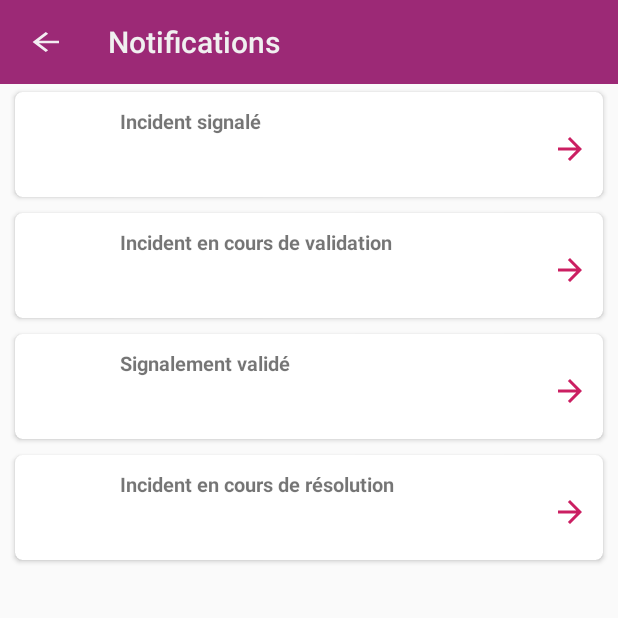
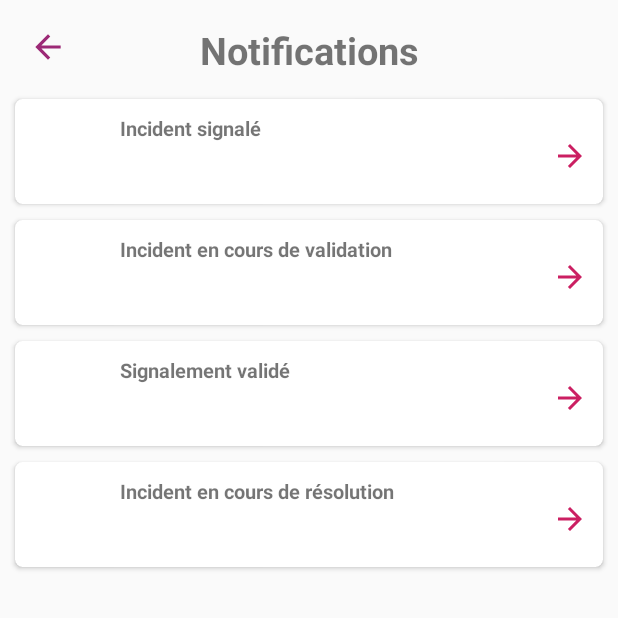
Before and after one commit to Serrulien/campus-incidents, an Android app: the NotificationActivity screen opened directly, with no data from a screen before it, on a phone screen of 412 x 824 dp, the top half of it. Run offline under Robolectric (Android 15) with nearby library versions, the phone set to English and light mode, and no system bars.

Commit message:
Feature : Update notifications view

```diff
--- a/campusincident/app/src/main/java/fil/eservices/campusincident/presentation/DetailsActivity.java
+++ b/campusincident/app/src/main/java/fil/eservices/campusincident/presentation/DetailsActivity.java
@@ -13,7 +13,7 @@ public class DetailsActivity extends AppCompatActivity {
     @Override
     protected void onCreate(Bundle savedInstanceState) {
         super.onCreate(savedInstanceState);
-        setContentView(R.layout.activity_detail_incident);
+        setContentView(R.layout.activity_details);
         backButton();
 
     }
--- a/campusincident/app/src/main/java/fil/eservices/campusincident/presentation/NotificationActivity.java
+++ b/campusincident/app/src/main/java/fil/eservices/campusincident/presentation/NotificationActivity.java
@@ -2,6 +2,8 @@ package fil.eservices.campusincident.presentation;
 
 import android.os.Bundle;
 import android.view.View;
+import android.widget.Button;
+import android.widget.ImageButton;
 
 import androidx.annotation.Nullable;
 import androidx.appcompat.app.AppCompatActivity;
@@ -11,11 +13,15 @@ import androidx.recyclerview.widget.RecyclerView;
 import fil.eservices.campusincident.R;
 
 public class NotificationActivity extends AppCompatActivity {
+
+    private ImageButton backButton;
+
     @Override
     protected void onCreate(@Nullable Bundle savedInstanceState) {
         super.onCreate(savedInstanceState);
-        setContentView(R.layout.activity_notifications);
+        setContentView(R.layout.activity_notification);
         setupRecyclerView();
+        backButton();
     }
 
     private void setupRecyclerView(){
@@ -23,16 +29,16 @@ public class NotificationActivity extends AppCompatActivity {
         rv.setLayoutManager(new LinearLayoutManager(this));
         rv.setAdapter(new RecyclerNotifAdapter());
 
-        Toolbar mToolbar = (Toolbar) findViewById(R.id.notif_toolbar);
-        mToolbar.setTitle(getString(R.string.notifications));
-        mToolbar.setNavigationIcon(R.drawable.back_arrow);
+    }
 
-        mToolbar.setNavigationOnClickListener(new View.OnClickListener() {
+
+    private void backButton(){
+        backButton = findViewById(R.id.button_back_notifs_incident);
+        backButton.setOnClickListener(new View.OnClickListener() {
             @Override
             public void onClick(View view) {
                 finish();
             }
         });
-
     }
 }
--- /dev/null
+++ b/campusincident/app/src/main/res/drawable/incident_picker.xml
@@ -0,0 +1,5 @@
+<vector android:height="24dp" android:tint="#CB1F62"
+    android:viewportHeight="24.0" android:viewportWidth="24.0"
+    android:width="24dp" xmlns:android="http://schemas.android.com/apk/res/android">
+    <path android:fillColor="#FF000000" android:pathData="M18,8c0,-3.31 -2.69,-6 -6,-6S6,4.69 6,8c0,4.5 6,11 6,11s6,-6.5 6,-11zM10,8c0,-1.1 0.9,-2 2,-2s2,0.9 2,2 -0.89,2 -2,2c-1.1,0 -2,-0.9 -2,-2zM5,20v2h14v-2L5,20z"/>
+</vector>
--- a/campusincident/app/src/main/res/layout/activity_detail_incident.xml
+++ b/campusincident/app/src/main/res/layout/activity_details.xml
@@ -3,7 +3,7 @@
         xmlns:android="http://schemas.android.com/apk/res/android"
         xmlns:app="http://schemas.android.com/apk/res-auto"
         xmlns:tools="http://schemas.android.com/tools"
-        android:id="@+id/activity_new_housing"
+        android:id="@+id/activity_details_incident"
         android:layout_width="match_parent"
         android:layout_height="match_parent"
         android:orientation="vertical"
@@ -15,7 +15,8 @@
             android:layout_height="wrap_content"
             android:layout_gravity="center"
             android:layout_marginTop="16dp"
-            android:orientation="horizontal">
+            android:orientation="horizontal"
+            android:layout_marginBottom="10dp">
         <ImageButton
                 android:id="@+id/button_back_details_incident"
                 android:layout_width="64dp"
@@ -31,7 +32,8 @@
                 android:layout_height="wrap_content"
                 android:gravity="center"
                 android:text="@string/incident_details_title"
-                android:textSize="25sp">
+                android:textSize="25sp"
+                android:textStyle="bold">
         </TextView>
 
 
--- /dev/null
+++ b/campusincident/app/src/main/res/layout/activity_notification.xml
@@ -0,0 +1,57 @@
+<?xml version="1.0" encoding="utf-8"?>
+<LinearLayout
+    xmlns:android="http://schemas.android.com/apk/res/android"
+    xmlns:app="http://schemas.android.com/apk/res-auto"
+    xmlns:tools="http://schemas.android.com/tools"
+    android:id="@+id/activity_notification_incident"
+    android:layout_width="match_parent"
+    android:layout_height="match_parent"
+    android:orientation="vertical">
+
+    <LinearLayout
+        android:layout_width="match_parent"
+        android:layout_height="wrap_content"
+        android:layout_gravity="center"
+        android:layout_marginTop="16dp"
+        android:orientation="horizontal"
+        android:layout_marginBottom="10dp">
+        <ImageButton
+            android:id="@+id/button_back_notifs_incident"
+            android:layout_width="64dp"
+            android:layout_height="30dp"
+            android:background="#00FFFFFF"
+            app:layout_constraintStart_toStartOf="parent"
+            app:srcCompat="@drawable/back_arrow_dark"
+            tools:ignore="VectorDrawableCompat"/>
+        <TextView
+            android:id="@+id/name_trip_details_incident"
+            android:layout_marginEnd="64dp"
+            android:layout_width="match_parent"
+            android:layout_height="wrap_content"
+            android:gravity="center"
+            android:text="@string/incident_notifications"
+            android:textSize="25sp"
+            android:textStyle="bold">
+        </TextView>
+
+    </LinearLayout>
+
+    <ProgressBar
+        android:id="@+id/progress_bar_notifications"
+        style="@style/ProgressBarStyle"
+        android:layout_width="40dp"
+        android:layout_height="40dp"
+        android:layout_marginBottom="20dp"
+        android:layout_marginTop="40dp"
+        android:visibility="gone"
+        android:layout_gravity="center"
+        />
+
+    <androidx.recyclerview.widget.RecyclerView
+        android:id="@+id/notif_recycler_view"
+        android:layout_width="match_parent"
+        android:layout_height="match_parent">
+
+    </androidx.recyclerview.widget.RecyclerView>
+
+</LinearLayout>
--- a/campusincident/app/src/main/res/layout/activity_notifications.xml
+++ /dev/null
@@ -1,38 +0,0 @@
-<?xml version="1.0" encoding="utf-8"?>
-<androidx.appcompat.widget.LinearLayoutCompat xmlns:android="http://schemas.android.com/apk/res/android"
-    android:layout_width="match_parent"
-    android:layout_height="match_parent"
-    xmlns:tools="http://schemas.android.com/tools"
-    xmlns:app="http://schemas.android.com/apk/res-auto"
-    android:orientation="vertical"
-    tools:context=".presentation.NotificationActivity">
-
-    <androidx.appcompat.widget.Toolbar
-        android:id="@+id/notif_toolbar"
-        android:layout_width="match_parent"
-        android:layout_height="wrap_content"
-        android:background="?attr/colorPrimary"
-        android:minHeight="?attr/actionBarSize"
-        app:theme="@style/ThemeOverlay.AppCompat.Dark"
-        app:titleTextColor="@color/colorSplashText"/>
-
-    <ProgressBar
-        android:id="@+id/progress_bar_notifications"
-        style="@style/ProgressBarStyle"
-        android:layout_width="40dp"
-        android:layout_height="40dp"
-        android:layout_marginBottom="20dp"
-        android:layout_marginTop="40dp"
-        android:visibility="gone"
-        android:layout_gravity="center"
-
-        />
-
-    <androidx.recyclerview.widget.RecyclerView
-        android:id="@+id/notif_recycler_view"
-        android:layout_width="match_parent"
-        android:layout_height="match_parent">
-
-    </androidx.recyclerview.widget.RecyclerView>
-
-</androidx.appcompat.widget.LinearLayoutCompat>
--- a/campusincident/app/src/main/res/layout/activity_report_incident.xml
+++ b/campusincident/app/src/main/res/layout/activity_report_incident.xml
@@ -15,7 +15,8 @@
             android:layout_height="wrap_content"
             android:layout_gravity="center"
             android:layout_marginTop="16dp"
-            android:orientation="horizontal">
+            android:orientation="horizontal"
+            android:layout_marginBottom="10dp">
         <ImageButton
                 android:id="@+id/button_back_new_incident"
                 android:layout_width="64dp"
@@ -31,7 +32,8 @@
                 android:layout_height="wrap_content"
                 android:gravity="center"
                 android:text="@string/signaler_un_incident"
-                android:textSize="25sp">
+                android:textSize="25sp"
+                android:textStyle="bold">
         </TextView>
 
 
--- a/campusincident/app/src/main/res/values/strings.xml
+++ b/campusincident/app/src/main/res/values/strings.xml
@@ -13,7 +13,9 @@
     <string name="incident_category_text">Categories :</string>
     <string name="incident_date_text">Date du signalement :</string>
     <string name="incident_description_text">Description :</string>
-    <string name="mapbox_access_token">pk.eyJ1IjoieWFoaWF0ZW5lIiwiYSI6ImNrNXBqdXM4aTA5YXIzbm8zdGd4NDhhc2EifQ.3ODc_wacOF4R9Hn-fXgaDg</string>
+    <string name="mapbox_access_token">
+        pk.eyJ1IjoieWFoaWF0ZW5lIiwiYSI6ImNrNXBqdXM4aTA5YXIzbm8zdGd4NDhhc2EifQ.3ODc_wacOF4R9Hn-fXgaDg
+    </string>
     <string name="notifications">Notifications</string>
     <string name="incident_title">Titre de l\'incident</string>
     <string name="text_description">Description de l\'incident</string>
@@ -32,4 +34,5 @@
     <string name="title_hint">Titre</string>
     <string name="signaler_un_incident">Signaler un incident</string>
     <string name="incident_details_title">Détails de l\'incident</string>
+    <string name="incident_notifications">Notifications</string>
 </resources>
--- a/campusincident/app/src/main/res/values/styles.xml
+++ b/campusincident/app/src/main/res/values/styles.xml
@@ -3,7 +3,7 @@
     <!-- Base application theme. -->
     <style name="AppTheme" parent="Theme.AppCompat.Light.NoActionBar">
         <!-- Customize your theme here. -->
-        <item name="colorPrimary">@color/colorUnivLille</item>
+        <item name="colorPrimary">@color/colorSplashText</item>
         <item name="colorPrimaryDark">@color/colorUnivLille</item>
         <item name="colorAccent">@color/colorAccent</item>
     </style>
```
